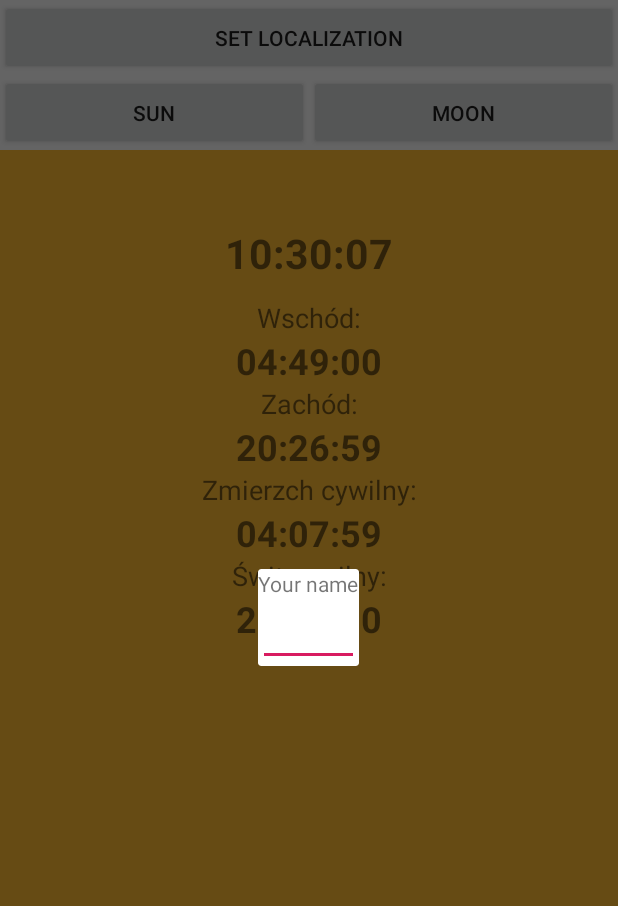
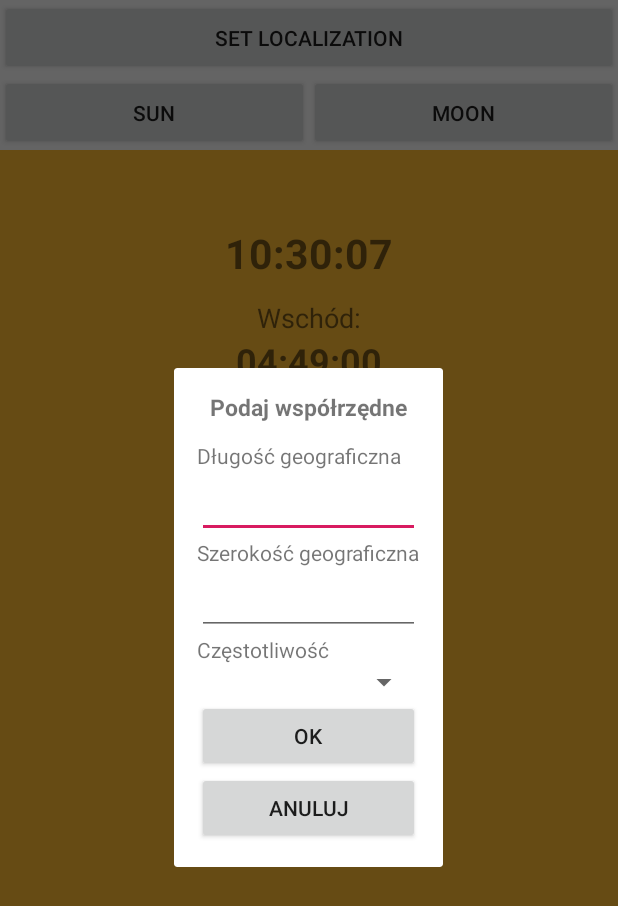
Before and after one commit to mkarpacka/AstroApp, an Android app: the screen it shows after launch (MainActivity), after a tap on "SET LOCALIZATION", on a phone screen of 412 x 824 dp. Shown: the top 906 px of the screen. Run offline under Robolectric (Android 15) with nearby library versions, the phone set to English and light mode, and no system bars.

```diff
--- a/app/src/main/java/com/example/astroapp/InputFragment.java
+++ b/app/src/main/java/com/example/astroapp/InputFragment.java
@@ -8,25 +8,19 @@ import android.os.Bundle;
 import android.support.annotation.Nullable;
 import android.support.v4.app.DialogFragment;
 import android.support.v4.app.Fragment;
+import android.util.Log;
 import android.view.KeyEvent;
 import android.view.LayoutInflater;
 import android.view.View;
 import android.view.ViewGroup;
 import android.view.WindowManager;
 import android.view.inputmethod.EditorInfo;
+import android.widget.Button;
 import android.widget.EditText;
 import android.widget.TextView;
 
 
-/**
- * A simple {@link Fragment} subclass.
- * Activities that contain this fragment must implement the
- * {@link InputFragment.OnFragmentInteractionListener} interface
- * to handle interaction events.
- * Use the {@link InputFragment#newInstance} factory method to
- * create an instance of this fragment.
- */
-public class InputFragment extends DialogFragment implements TextView.OnEditorActionListener {
+public class InputFragment extends DialogFragment {
     // TODO: Rename parameter arguments, choose names that match
     // the fragment initialization parameters, e.g. ARG_ITEM_NUMBER
     private static final String ARG_PARAM1 = "param1";
@@ -36,6 +30,10 @@ public class InputFragment extends DialogFragment implements TextView.OnEditorAc
     private String mParam1;
     private String mParam2;
     private EditText mEditText;
+    private EditText mEditText2;
+    private Button okButton;
+    private Button cancelButton;
+    View view;
 
 //    private OnFragmentInteractionListener mListener;
 
@@ -63,38 +61,63 @@ public class InputFragment extends DialogFragment implements TextView.OnEditorAc
     @Override
     public View onCreateView(LayoutInflater inflater, ViewGroup container,
                              Bundle savedInstanceState) {
-        // Inflate the layout for this fragment
-        return inflater.inflate(R.layout.fragment_blank, container, false);
+
+        view = inflater.inflate(R.layout.fragment_blank, container, false);
+        String pass = "";
+
+
+        return view;
     }
 
     @Override
     public void onViewCreated(View view, @Nullable Bundle savedInstanceState) {
         super.onViewCreated(view, savedInstanceState);
-        // Get field from view
+
         mEditText = (EditText) view.findViewById(R.id.dlugosc);
-        // Fetch arguments from bundle and set title
-        String title = getArguments().getString("title", "Enter Name");
+        mEditText2 = (EditText) view.findViewById(R.id.szerokosc);
+        okButton = (Button) view.findViewById(R.id.ok);
+        cancelButton = (Button) view.findViewById(R.id.cancel);
+
+
+        String title = getArguments().getString("title", "Podaj współrzędne");
         getDialog().setTitle(title);
-        // Show soft keyboard automatically and request focus to field
+
         mEditText.requestFocus();
         getDialog().getWindow().setSoftInputMode(
                 WindowManager.LayoutParams.SOFT_INPUT_STATE_VISIBLE);
-        mEditText.setOnEditorActionListener(this);
+
+        okButton.setOnClickListener(new View.OnClickListener() {
+            @Override
+            public void onClick(View v) {
+                Log.i("hej", "clicked");
+                InputFragmentListener listener = (InputFragmentListener) getActivity();
+                listener.onFinishEditDialog(mEditText.getText().toString());
+                dismiss();
+            }
+        });
+
+        cancelButton.setOnClickListener(new View.OnClickListener() {
+            @Override
+            public void onClick(View v) {
+                Log.i("hej", "clicked");
+                dismiss();
+            }
+        });
 
     }
 
-    @Override
-    public boolean onEditorAction(TextView v, int actionId, KeyEvent event) {
-        if (EditorInfo.IME_ACTION_DONE == actionId) {
-            // Return input text back to activity through the implemented listener
-            InputFragmentListener listener = (InputFragmentListener) getActivity();
-            listener.onFinishEditDialog(mEditText.getText().toString());
-            // Close the dialog and return back to the parent activity
-            dismiss();
-            return true;
-        }
-        return false;
-    }
+//    @Override
+//    public boolean onEditorAction(TextView v, int actionId, KeyEvent event) {
+//        if (EditorInfo.IME_ACTION_DONE == actionId) {
+//            // Return input text back to activity through the implemented listener
+//            InputFragmentListener listener = (InputFragmentListener) getActivity();
+//            listener.onFinishEditDialog(mEditText.getText().toString());
+//            // Close the dialog and return back to the parent activity
+//            dismiss();
+//            return true;
+//        }
+//        return false;
+//    }
 
 
     public interface InputFragmentListener {
@@ -103,39 +126,6 @@ public class InputFragment extends DialogFragment implements TextView.OnEditorAc
 
 
 
-//    public void createAlertDialog(){
-//
-//        String pass = "";
-//
-//        // get prompts.xml view
-//        LayoutInflater layoutInflater = LayoutInflater.from();
-//        View promptView = layoutInflater.inflate(R.layout.fragment_blank, null);
-//        AlertDialog.Builder alertDialogBuilder = new AlertDialog.Builder(MainActivity.this);
-//        alertDialogBuilder.setView(promptView);
-//
-//        EditText dlugosc = (EditText) promptView.findViewById(R.id.dlugosc);
-//        EditText szerokosc = (EditText) promptView.findViewById(R.id.szerokosc);
-//
-//        alertDialogBuilder.setTitle("Set localization");
-//        alertDialogBuilder.setCancelable(false)
-//                .setPositiveButton("OK", new DialogInterface.OnClickListener() {
-//                    public void onClick(DialogInterface dialog, int id) {
-//
-//                        dialog.cancel();
-//                    }
-//                })
-//                .setNegativeButton("Cancel",
-//                        new DialogInterface.OnClickListener() {
-//                            public void onClick(DialogInterface dialog, int id) {
-//                                dialog.cancel();
-//                            }
-//                        });
-//
-//        // create an alert dialog
-//        AlertDialog alert = alertDialogBuilder.create();
-//        alert.show();
-//
-//    }
 
 
 //    // TODO: Rename method, update argument and hook method into UI event
--- a/app/src/main/res/layout/fragment_blank.xml
+++ b/app/src/main/res/layout/fragment_blank.xml
@@ -43,16 +43,65 @@
 
 <LinearLayout xmlns:android="http://schemas.android.com/apk/res/android"
     android:id="@+id/edit_name"
-    android:layout_width="wrap_content" android:layout_height="wrap_content"
+    android:padding="15dp"
+    android:layout_width="300dp" android:layout_height="wrap_content"
     android:layout_gravity="center" android:orientation="vertical"  >
 
     <TextView
-        android:id="@+id/lbl_your_name" android:text="Your name"
-        android:layout_width="wrap_content" android:layout_height="wrap_content" />
+        android:id="@+id/title0"
+        android:text="Podaj współrzędne"
+        android:layout_width="match_parent"
+        android:textAlignment="center"
+        android:textStyle="bold"
+        android:textSize="15dp"
+        android:layout_height="wrap_content" />
+    <Space
+        android:layout_width="wrap_content"
+        android:layout_height="12dp" />
+
+    <TextView
+        android:id="@+id/title1"
+        android:text="Długość geograficzna"
+        android:layout_width="wrap_content"
+        android:layout_height="wrap_content" />
 
     <EditText
         android:id="@+id/dlugosc"
-        android:layout_width="match_parent"  android:layout_height="wrap_content"
-        android:inputType="text"
-        android:imeOptions="actionDone" />
+        android:layout_width="match_parent"
+        android:layout_height="wrap_content"
+        android:inputType="text" />
+
+    <TextView
+        android:id="@+id/title2"
+        android:text="Szerokość geograficzna"
+        android:layout_width="wrap_content"
+        android:layout_height="wrap_content" />
+
+    <EditText
+        android:id="@+id/szerokosc"
+        android:layout_width="match_parent"
+        android:layout_height="wrap_content"
+        android:inputType="text" />
+
+    <TextView
+        android:text="Częstotliwość odświeżania"
+        android:layout_width="match_parent"
+        android:layout_height="wrap_content"
+        android:id="@+id/textView7" />
+
+    <Spinner
+        android:layout_width="match_parent"
+        android:layout_height="wrap_content"
+        android:id="@+id/settingsSpinner"/>
+
+    <Button
+        android:id="@+id/ok"
+        android:layout_width="match_parent"
+        android:layout_height="wrap_content"
+        android:text="Ok" />
+    <Button
+        android:id="@+id/cancel"
+        android:layout_width="match_parent"
+        android:layout_height="wrap_content"
+        android:text="Anuluj" />
 </LinearLayout>
--- a/app/src/main/res/layout/fragment_moon.xml
+++ b/app/src/main/res/layout/fragment_moon.xml
@@ -8,9 +8,9 @@
     android:background="@android:color/holo_blue_light"
     tools:context=".MoonFragment">
 
-    <Space
-        android:layout_width="wrap_content"
-        android:layout_height="50dp" />
+    <!--<Space-->
+        <!--android:layout_width="wrap_content"-->
+        <!--android:layout_height="50dp" />-->
 
     <TextView
         android:id="@+id/time_place"
```
